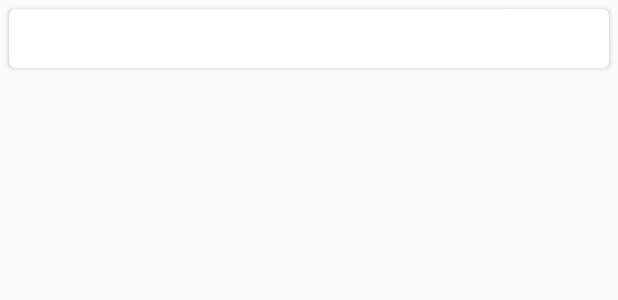
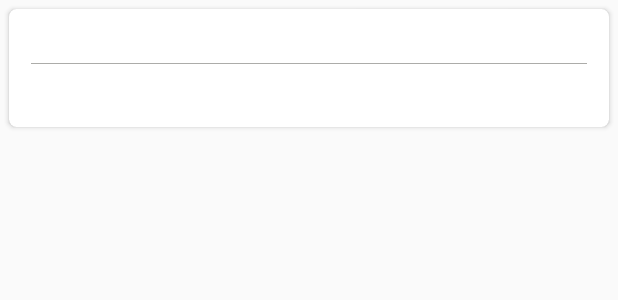
Before and after one commit to ailuoku6/Go_lib, an Android app: the layout notice_item.xml on its own in the app's theme, with its tools: preview values and no code run, on a phone screen of 412 x 824 dp. Shown: the top 300 px of the screen. Run offline under Robolectric (Android 15) with nearby library versions, the phone set to English and light mode, and no system bars; network calls fail.

Commit message:
change layout

```diff
--- a/app/src/main/res/layout/notice_item.xml
+++ b/app/src/main/res/layout/notice_item.xml
@@ -4,8 +4,8 @@
     android:layout_height="wrap_content"
     xmlns:app="http://schemas.android.com/apk/res-auto"
     android:layout_margin="6dp"
-    app:cardCornerRadius="4dp"
-    app:contentPadding="6dp"
+    app:cardCornerRadius="5dp"
+    app:contentPadding="9dp"
     android:focusable="true"
     android:clickable="true"
     android:foreground="?android:attr/selectableItemBackground">
@@ -13,23 +13,30 @@
     <LinearLayout
         android:layout_width="match_parent"
         android:layout_height="wrap_content"
-        android:orientation="horizontal">
+        android:orientation="vertical">
 
         <android.support.v7.widget.AppCompatTextView
-            android:layout_width="0dp"
-            android:layout_weight="2"
+            android:layout_width="match_parent"
+            android:layout_height="wrap_content"
+            android:id="@+id/date_text"
+            android:textSize="15dp" />
+
+        <View
+            android:layout_width="match_parent"
+            android:layout_marginTop="5dp"
+            android:layout_marginLeft="5dp"
+            android:layout_marginRight="5dp"
+            android:layout_marginBottom="5dp"
+            android:layout_height="0.5dp"
+            android:background="#ACACA9"
+            />
+
+        <android.support.v7.widget.AppCompatTextView
+            android:layout_width="match_parent"
             android:layout_height="wrap_content"
             android:id="@+id/subtitle_text"
-            android:layout_marginLeft="8dp"
+            android:layout_marginLeft="5dp"
             android:textSize="20dp" />
-
-        <android.support.v7.widget.AppCompatTextView
-            android:layout_width="0dp"
-            android:layout_height="wrap_content"
-            android:layout_weight="1"
-            android:id="@+id/date_text"
-            android:textSize="20dp"
-            android:gravity="center" />
 
     </LinearLayout>
 
```
Also changed, not shown: 1 other file.
